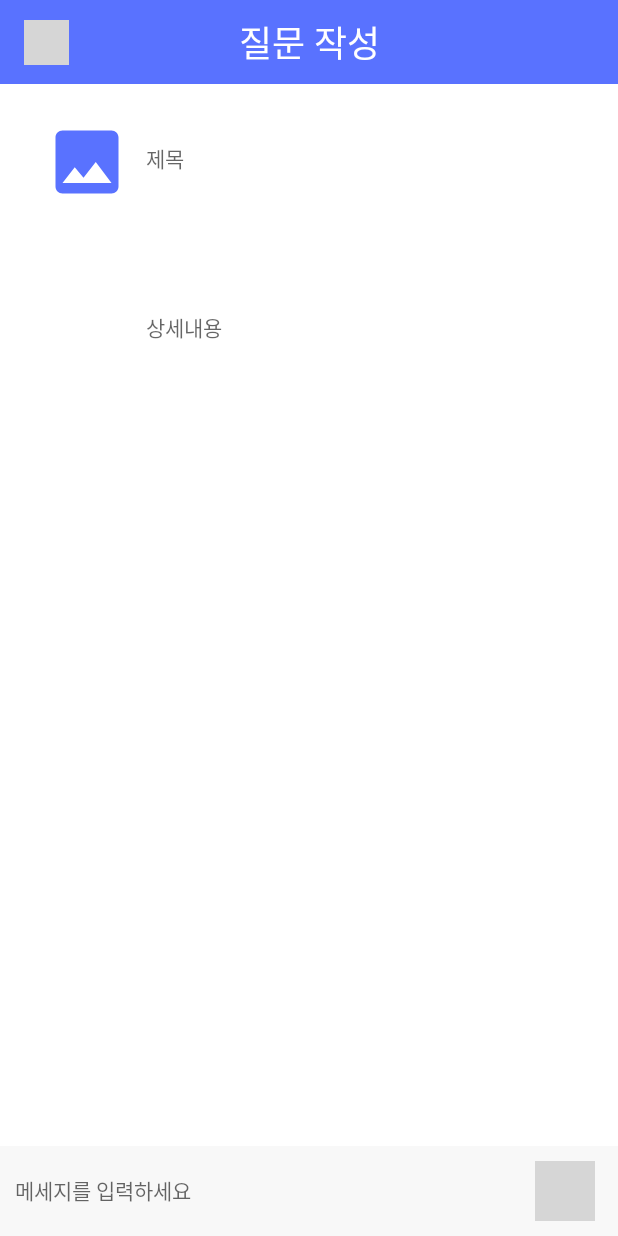
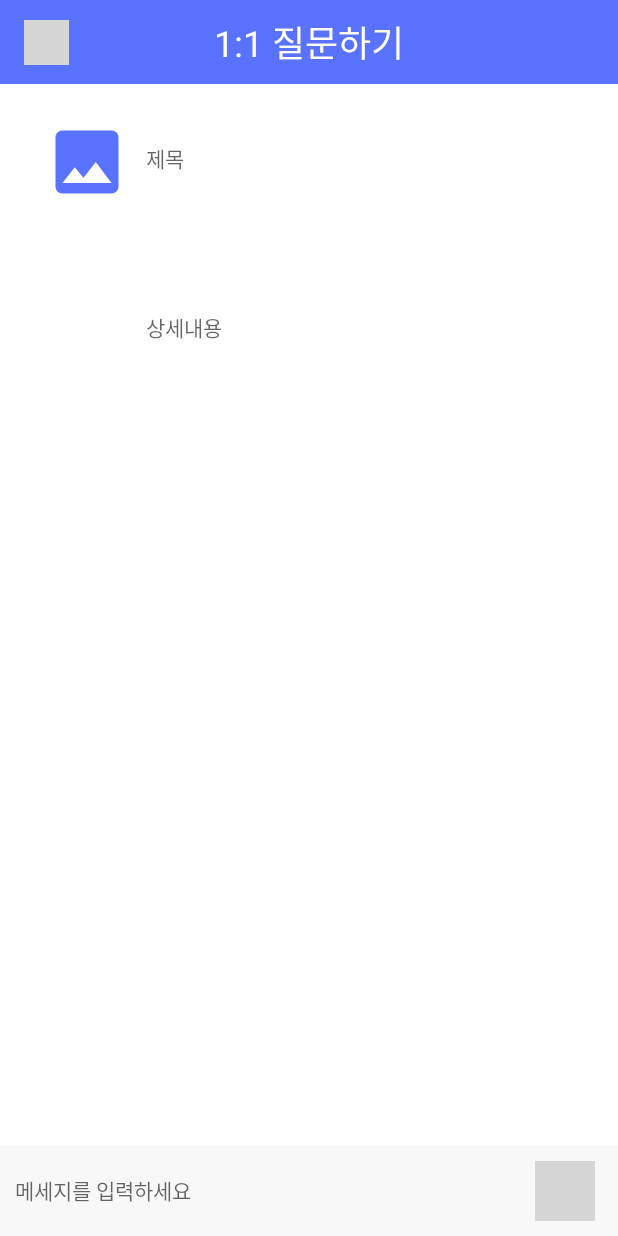
Before and after one commit to betterafter/2022_final_project, an Android app: the ChatActivity screen opened directly, with no data from a screen before it, on a phone screen of 412 x 824 dp. Run offline under Robolectric (Android 15) with nearby library versions, the light colour scheme and no system bars; our stand-ins replace Dagger/Hilt's generated code, Firebase (no records; nobody signed in at launch, a user with empty details on screens opened directly), data binding; libraries missing offline, so code that uses them is left out: com.facebook, com.facebook.login; Roboto replaces fonts that are not available here; grey boxes are pictures that could not be loaded.

Commit message:
[feat] 1:1 채팅 디자인 수정

```diff
--- a/presentation/src/main/res/layout/activity_private_chat.xml
+++ b/presentation/src/main/res/layout/activity_private_chat.xml
@@ -40,7 +40,7 @@
                 android:layout_width="wrap_content"
                 android:layout_height="wrap_content"
                 android:fontFamily="sans-serif"
-                android:text="질문 작성"
+                android:text="1:1 질문하기"
                 android:textColor="@color/white"
                 android:textSize="24sp"
                 app:layout_constraintBottom_toBottomOf="parent"
```
